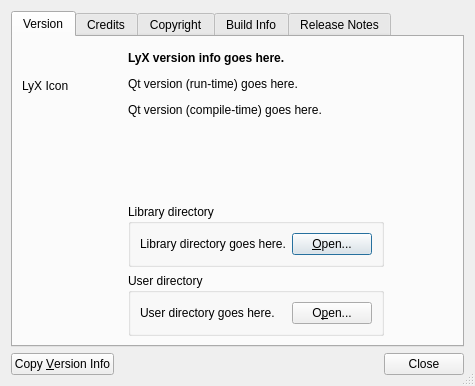
Old version of the form src/frontends/qt/ui/AboutUi.ui in the repository cburschka/lyx.
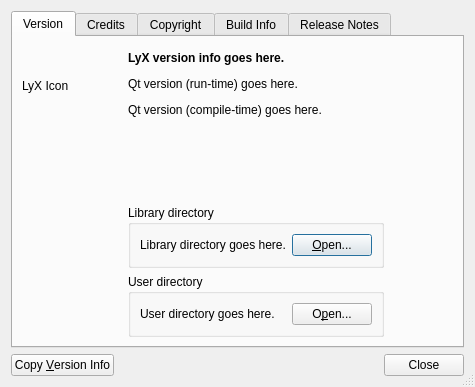
New version of the form.

Commit message: About: Fix cutting of icon (#11946)

```diff
--- a/src/frontends/qt/ui/AboutUi.ui
+++ b/src/frontends/qt/ui/AboutUi.ui
@@ -7,7 +7,7 @@
     <x>0</x>
     <y>0</y>
     <width>475</width>
-    <height>386</height>
+    <height>387</height>
    </rect>
   </property>
   <property name="windowTitle">
@@ -29,6 +29,9 @@
       <layout class="QGridLayout" name="gridLayout">
        <item row="0" column="0">
         <layout class="QVBoxLayout" name="verticalLayout">
+         <property name="sizeConstraint">
+          <enum>QLayout::SetFixedSize</enum>
+         </property>
          <item>
           <widget class="QLabel" name="iconLA">
            <property name="sizePolicy">
```
Left out of the diff: 2 changed lines with no effect on the pictures. The commit also changes 1 other file.
